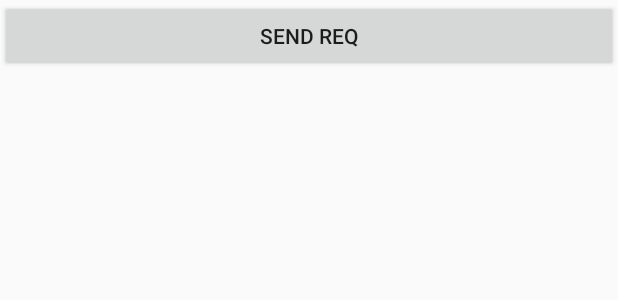
After one commit to denny-lee/android_learn, an Android app: the layout activity_main_web_ok.xml on its own in the app's theme, with its tools: preview values and no code run, on a phone screen of 412 x 824 dp. The commit adds this screen. Shown: the top 300 px of the screen. Run offline under Robolectric (Android 15) with nearby library versions, the phone set to English and light mode, and no system bars.

Commit message:
net code

```diff
--- a/app/build.gradle
+++ b/app/build.gradle
@@ -27,4 +27,5 @@ dependencies {
     compile 'com.android.support:appcompat-v7:25.1.0'
     testCompile 'junit:junit:4.12'
     compile 'org.litepal.android:core:1.3.2'
+    compile 'com.squareup.okhttp3:okhttp:3.4.1'
 }
--- a/app/src/main/AndroidManifest.xml
+++ b/app/src/main/AndroidManifest.xml
@@ -9,10 +9,9 @@
         android:label="@string/app_name"
         android:supportsRtl="true"
         android:theme="@style/AppTheme">
-        <activity android:name=".permission.MainActivity">
+        <activity android:name=".web.OkHttpActivity">
             <intent-filter>
                 <action android:name="android.intent.action.MAIN" />
-
                 <category android:name="android.intent.category.LAUNCHER" />
             </intent-filter>
         </activity>
--- /dev/null
+++ b/app/src/main/res/layout/activity_main_web_ok.xml
@@ -0,0 +1,19 @@
+<?xml version="1.0" encoding="utf-8"?>
+<LinearLayout xmlns:android="http://schemas.android.com/apk/res/android"
+    android:orientation="vertical" android:layout_width="match_parent"
+    android:layout_height="match_parent">
+
+    <Button
+        android:id="@+id/send_req1"
+        android:layout_width="match_parent"
+        android:layout_height="wrap_content"
+        android:text="send req"/>
+    <ScrollView
+        android:layout_width="match_parent"
+        android:layout_height="match_parent">
+        <TextView
+            android:id="@+id/resp_text1"
+            android:layout_width="match_parent"
+            android:layout_height="wrap_content" />
+    </ScrollView>
+</LinearLayout>
```
Also changed, not shown: app/src/main/java/liwei/hackcode/web/OkHttpActivity.java (added, +74 -0 lines), app/src/main/java/liwei/hackcode/web/UrlConnActivity.java (+28 -18 lines), app/src/main/res/layout/activity_main_web_url.xml (added, +19 -0 lines).
